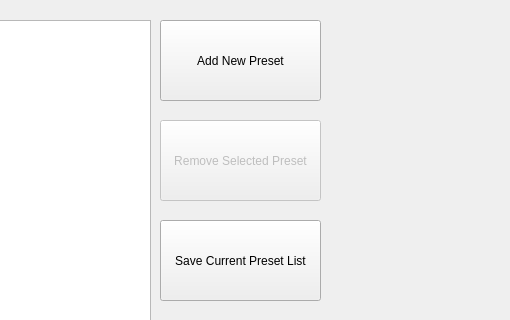
This is edit_presets.ui in frogstarbop/BatchOps as Qt 5 draws it before an edit; both pictures show x 710 to 1220 and y 120 to 440 of the 1220 by 770 pixel window. The edited form follows.
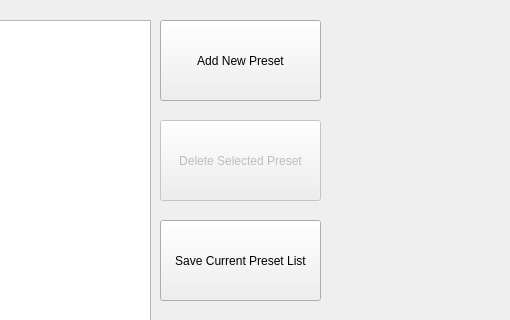
This is the edited form. Icons and pictures are not drawn.

Commit message: #2 Implement a bunch of UI changes from Stakeholder

```diff
--- a/edit_presets.ui
+++ b/edit_presets.ui
@@ -102,7 +102,7 @@
     </rect>
    </property>
    <property name="text">
-    <string>Remove Selected Preset</string>
+    <string>Delete Selected Preset</string>
    </property>
   </widget>
   <widget class="QPushButton" name="savePresetButton">
```
The commit also changes 5 other files.
